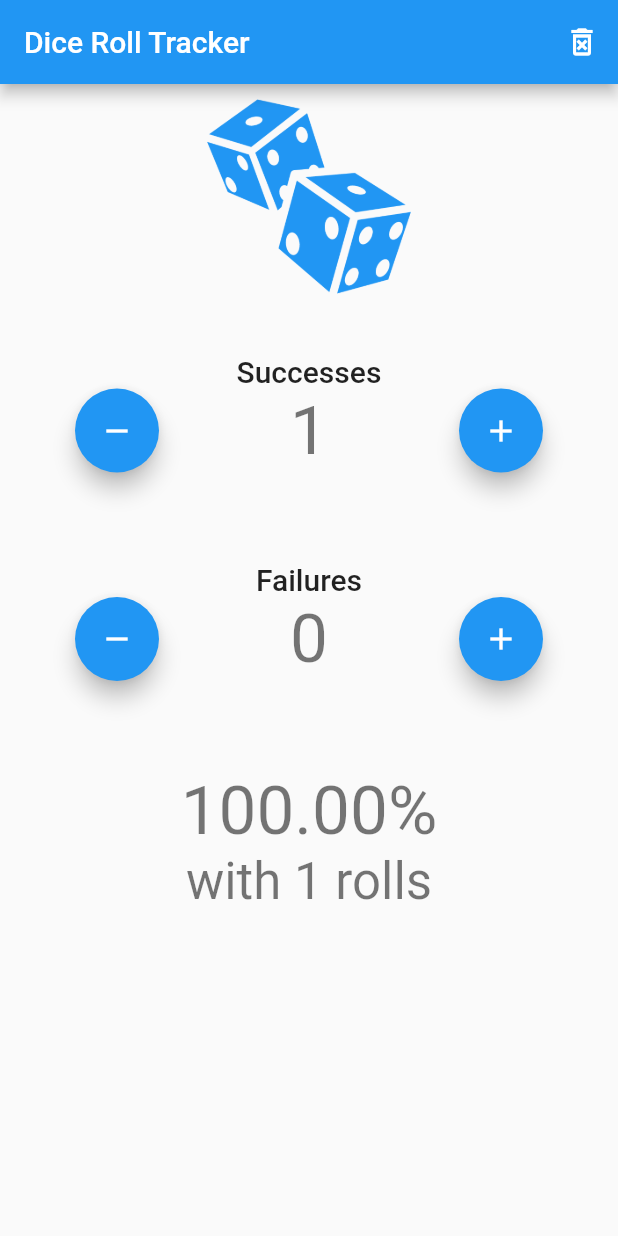
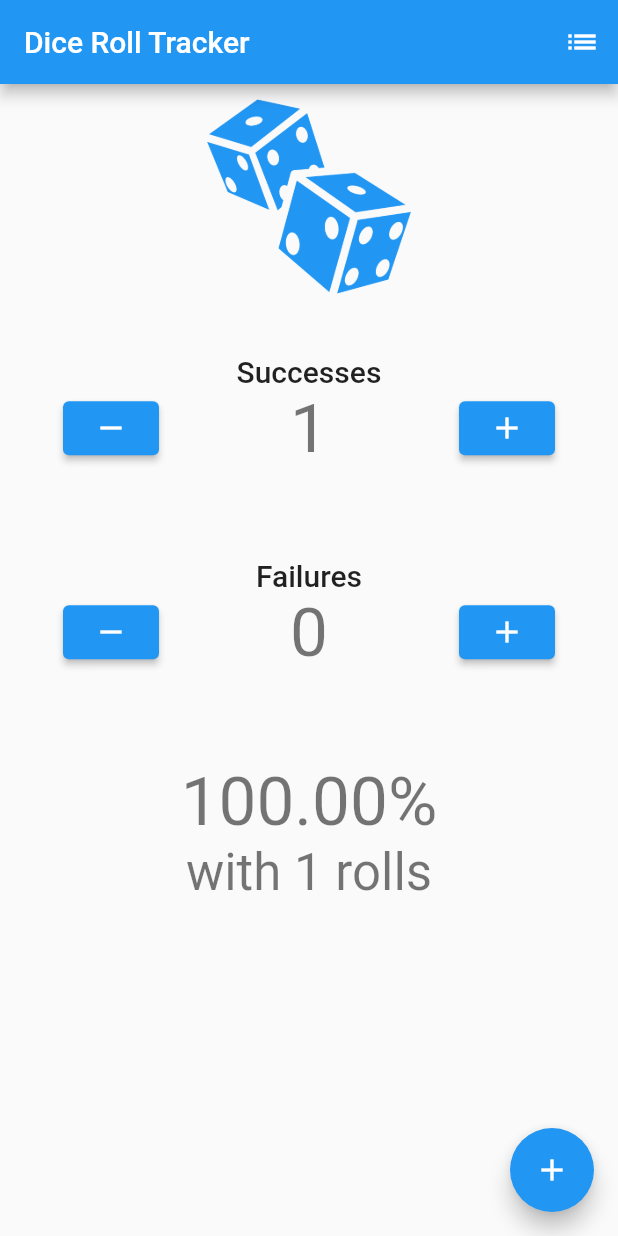
Before and after one commit to lxndrdagreat/dice_roll_tracker, a Flutter app: the screen it shows after launch, after a tap on the "add" icon, on a phone screen of 412 x 824 dp. Run offline on Flutter 3.47's test engine with Material 2 defaults, Android fonts, the phone set to English and light mode, and no system bars; our stand-ins replace shared_preferences.

Commit message:
tracking by session

```diff
--- a/lib/dice_roll_tracker.dart
+++ b/lib/dice_roll_tracker.dart
@@ -1,5 +1,5 @@
+import 'package:dice_roll_tracker/page_routes.dart';
 import 'package:flutter/material.dart';
-import 'package:dice_roll_tracker/home_page.dart';
 
 class DiceRollTracker extends StatelessWidget {
   // This widget is the root of your application.
@@ -8,18 +8,10 @@ class DiceRollTracker extends StatelessWidget {
     return MaterialApp(
       title: 'Dice Roll Tracker',
       theme: ThemeData(
-        // This is the theme of your application.
-        //
-        // Try running your application with "flutter run". You'll see the
-        // application has a blue toolbar. Then, without quitting the app, try
-        // changing the primarySwatch below to Colors.green and then invoke
-        // "hot reload" (press "r" in the console where you ran "flutter run",
-        // or simply save your changes to "hot reload" in a Flutter IDE).
-        // Notice that the counter didn't reset back to zero; the application
-        // is not restarted.
         primarySwatch: Colors.blue,
       ),
-      home: MyHomePage(title: 'Dice Roll Tracker'),
+      routes: appRoutes,
+      initialRoute: '/',
     );
   }
 }
--- a/lib/home_page.dart
+++ b/lib/home_page.dart
@@ -1,9 +1,13 @@
 import 'dart:math';
+import 'package:dice_roll_tracker/session_list_page.dart';
 import 'package:flutter/material.dart';
 import 'package:dice_roll_tracker/tracker.dart';
 import 'package:dice_roll_tracker/state_handler.dart';
 
 class MyHomePage extends StatefulWidget {
+
+  static const String ROUTE = '/';
+
   MyHomePage({Key key, this.title}) : super(key: key);
 
   final String title;
@@ -23,24 +27,24 @@ class _MyHomePageState extends State<MyHomePage> {
   }
 
   _loadState() async {
-    final state = await loadSavedState();
+    final session = await activeSession();
     setState(() {
-      _successes = state.successes;
-      _failures = state.failures;
+      _successes = session.successes;
+      _failures = session.failures;
     });
   }
 
   void _incrementSuccesses([int delta = 1]) {
     setState(() {
       _successes = max(0, _successes + delta);
-      saveState(_successes, _failures);
+      saveSession(_successes, _failures);
     });
   }
 
   void _incrementFailures([int delta = 1]) {
     setState(() {
       _failures = max(0, _failures + delta);
-      saveState(_successes, _failures);
+      saveSession(_successes, _failures);
     });
   }
 
@@ -52,18 +56,13 @@ class _MyHomePageState extends State<MyHomePage> {
     return (_successes / total) * 100;
   }
 
-  void _clearState() {
-    clearState()
-        .then((value) => _loadState());
-  }
-
-  _showAlertDialog(BuildContext context) {
+  _showConfirmCreateNewDialog(BuildContext context) {
     showDialog(
         context: context,
         builder: (BuildContext context) {
           return AlertDialog(
-          title: Text('Reset Rolls?'),
-          content: Text('Are you sure you want to reset?'),
+            title: Text('Start new session?'),
+            content: Text('Archive this session and start a new one?'),
             actions: [
               FlatButton(
                 child: Text('Cancel'),
@@ -74,8 +73,9 @@ class _MyHomePageState extends State<MyHomePage> {
 
               FlatButton(
                 child: Text('Continue'),
-              onPressed: () {
-                _clearState();
+                onPressed: () async {
+                  await createNewSession();
+                  await _loadState();
                   Navigator.of(context, rootNavigator: true).pop();
                 },
               )
@@ -92,9 +92,11 @@ class _MyHomePageState extends State<MyHomePage> {
         title: Text(widget.title),
         actions: [
           IconButton(
-            icon: Icon(Icons.delete_forever_outlined),
-            onPressed: () {
-              _showAlertDialog(context);
+            icon: Icon(Icons.list),
+            onPressed: () async {
+              // wait for the view to return and refresh state
+              await Navigator.of(context).pushNamed(SessionListPage.ROUTE);
+              await _loadState();
             },
           )
         ],
@@ -137,6 +139,12 @@ class _MyHomePageState extends State<MyHomePage> {
           ),
         ),
       ),
+      floatingActionButton: FloatingActionButton(
+        child: Icon(Icons.add),
+        onPressed: () {
+          _showConfirmCreateNewDialog(context);
+        },
+      ),
     );
   }
 }
--- /dev/null
+++ b/lib/page_routes.dart
@@ -0,0 +1,8 @@
+import 'package:dice_roll_tracker/home_page.dart';
+import 'package:dice_roll_tracker/session_list_page.dart';
+import 'package:flutter/material.dart';
+
+Map<String, WidgetBuilder> appRoutes = {
+  MyHomePage.ROUTE: (context) => MyHomePage(title: 'Dice Roll Tracker'),
+  SessionListPage.ROUTE: (context) => SessionListPage()
+};
--- a/lib/state_handler.dart
+++ b/lib/state_handler.dart
@@ -1,26 +1,112 @@
+import 'dart:convert';
 import 'package:shared_preferences/shared_preferences.dart';
 
+class Session {
+  final DateTime date;
+  int successes = 0;
+  int failures = 0;
+
+  Session({this.successes = 0, this.failures = 0, this.date});
+
+  static Session fromData(dynamic data) {
+    var date = DateTime.now();
+    if (data.containsKey('date') && data['date'] != null) {
+      date = DateTime.tryParse(data['date']);
+      if (date == null) {
+        // failed
+        date = DateTime.now();
+      }
+    }
+    return Session(
+      successes: data['successes'] ?? 0,
+      failures: data['failures'] ?? 0,
+      date: date
+    );
+  }
+
+  Map<String, dynamic> toJson() => {
+    'successes': successes,
+    'failures': failures,
+    'date': date.toIso8601String()
+  };
+}
+
 class SavedState {
-  final int successes;
-  final int failures;
-  const SavedState({this.successes, this.failures});
+  final List<Session> sessions = List<Session>();
+
+  SavedState([List<Session> items]) {
+    if (items != null) {
+      for (var item in items) {
+        sessions.add(item);
+      }
+    }
+  }
 }
 
 Future<SavedState> loadSavedState() async {
   final prefs = await SharedPreferences.getInstance();
-  final successes = (prefs.getInt('successes') ?? 0);
-  final failures = (prefs.getInt('failures') ?? 0);
-  return SavedState(successes: successes, failures: failures);
+  if (prefs.containsKey('sessions')) {
+    final data = jsonDecode(prefs.getString('sessions'));
+    return SavedState(
+        (data as List<dynamic>).map((e) => Session.fromData(e)).toList()
+    );
+  } else {
+    return SavedState();
+  }
 }
 
-Future<void> saveState(int successes, int failures) async {
+Future<void> saveState(List<Session> sessions) async {
   final prefs = await SharedPreferences.getInstance();
-  await prefs.setInt('successes', successes);
-  await prefs.setInt('failures', failures);
+  await prefs.setString('sessions', jsonEncode(sessions));
+}
+
+Future<Session> activeSession() async {
+  final state = await loadSavedState();
+  if (state == null || state.sessions.isEmpty) {
+    return await createNewSession();
+  }
+
+  return state.sessions.last;
+}
+
+Future<void> saveSession(int successes, int failures) async {
+  final state = await loadSavedState();
+  if (state.sessions.isEmpty) {
+    state.sessions.add(
+      Session(
+        successes: successes,
+        failures: failures,
+        date: DateTime.now()
+      )
+    );
+  } else {
+    final session = state.sessions.last;
+    session.successes = successes;
+    session.failures = failures;
+  }
+  await saveState(state.sessions);
 }
 
 Future<void> clearState() async {
   final prefs = await SharedPreferences.getInstance();
-  await prefs.remove('successes');
-  await prefs.remove('failures');
+  await prefs.remove('sessions');
 }
+
+Future<Session> createNewSession() async {
+  final session = Session(date: DateTime.now());
+
+  final state = await loadSavedState();
+  state.sessions.add(session);
+  await saveState(state.sessions);
+
+  return session;
+}
+
+Future deleteSession(int index) async {
+  final state = await loadSavedState();
+  if (state.sessions.isEmpty || index < 0 || index >= state.sessions.length) {
+    return;
+  }
+  state.sessions.removeAt(index);
+  await saveState(state.sessions);
+}
--- a/lib/tracker.dart
+++ b/lib/tracker.dart
@@ -21,7 +21,7 @@ class Tracker extends StatelessWidget {
             mainAxisAlignment: MainAxisAlignment.center,
             children: [
 
-              FloatingActionButton(
+              ElevatedButton(
                 child: Icon(Icons.remove),
                 onPressed: () {
                   onChange(-1);
@@ -38,7 +38,7 @@ class Tracker extends StatelessWidget {
                 ),
               ),
 
-              FloatingActionButton(
+              ElevatedButton(
                 child: Icon(Icons.add),
                 onPressed: () {
                   onChange(1);
```
Also changed, not shown: lib/session_list_page.dart (added, +126 -0 lines). Lines whose indentation alone changed are shown as unchanged.
